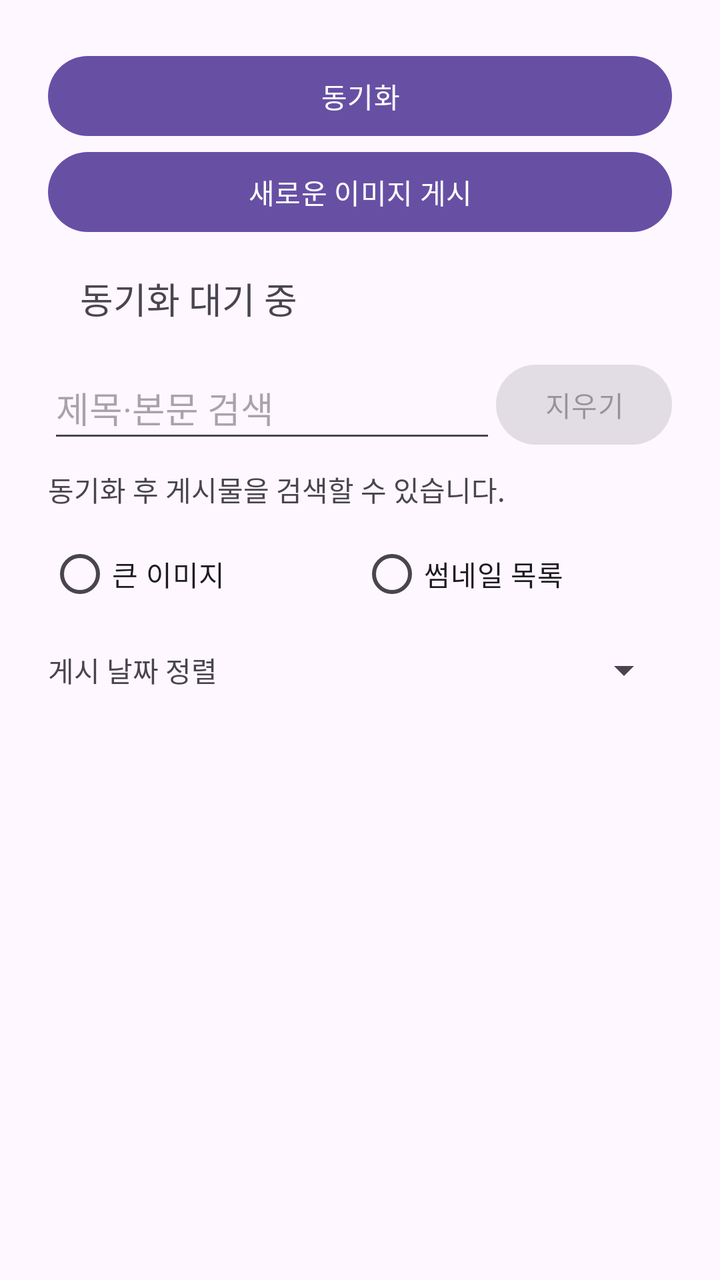
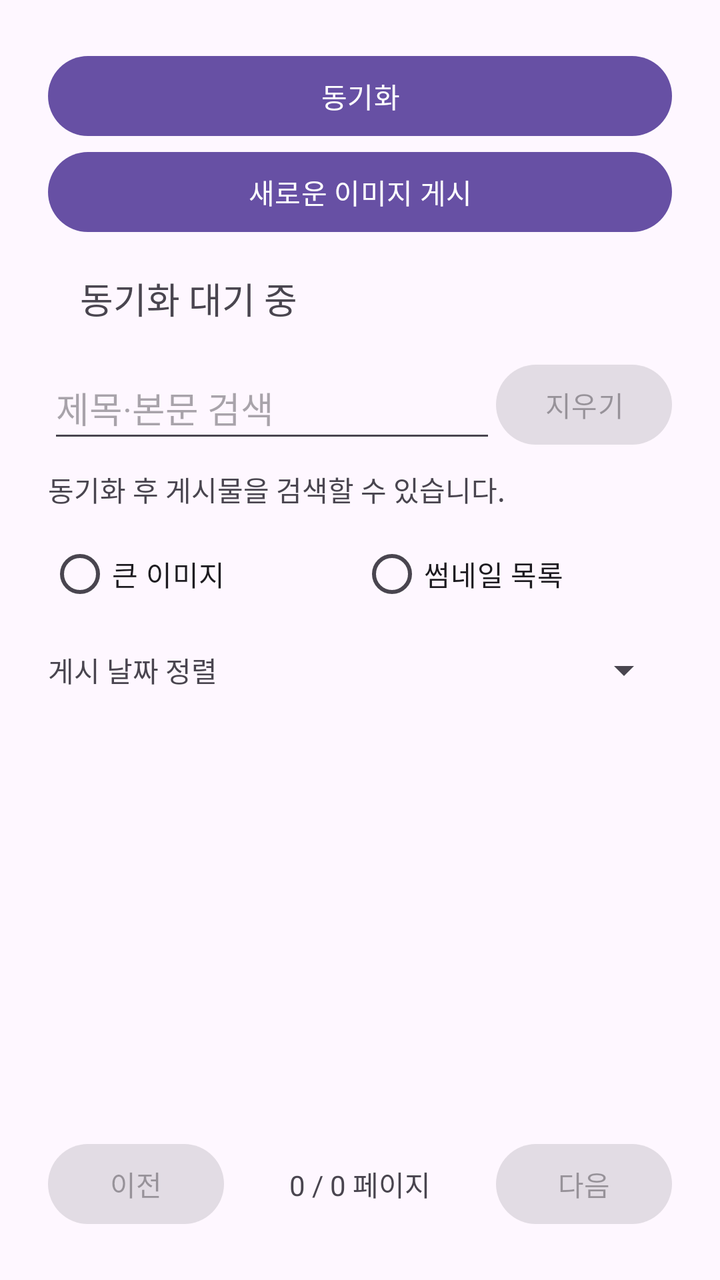

An Android layout rendered at two revisions. The XML below is the earlier revision; the diff shows what the commit changed to produce the second picture.
<!-- AndroidManifest.xml: application theme Theme.PhotoViewer -->
<!-- res/layout/activity_main.xml -->
<?xml version="1.0" encoding="utf-8"?>
<LinearLayout xmlns:android="http://schemas.android.com/apk/res/android"
    android:id="@+id/main_root"
    android:layout_width="match_parent"
    android:layout_height="match_parent"
    android:orientation="vertical"
    android:focusableInTouchMode="true"
    android:padding="24dp">

    <Button
        android:id="@+id/btn_load"
        android:layout_width="match_parent"
        android:layout_height="wrap_content"
        android:text="@string/sync" />

    <Button
        android:id="@+id/btn_save"
        android:layout_width="match_parent"
        android:layout_height="wrap_content"
        android:text="@string/upload_open" />

    <TextView
        android:id="@+id/textView"
        android:layout_width="match_parent"
        android:layout_height="wrap_content"
        android:padding="16dp"
        android:text="@string/sync_waiting"
        android:textSize="18sp" />

    <LinearLayout
        android:layout_width="match_parent"
        android:layout_height="wrap_content"
        android:orientation="horizontal"
        android:gravity="center_vertical">

        <EditText
            android:id="@+id/search_input"
            android:layout_width="0dp"
            android:layout_height="wrap_content"
            android:layout_weight="1"
            android:minHeight="48dp"
            android:hint="@string/search_hint"
            android:inputType="text"
            android:imeOptions="actionSearch"
            android:maxLines="1"
            android:maxLength="200" />

        <Button
            android:id="@+id/search_clear"
            android:layout_width="wrap_content"
            android:layout_height="wrap_content"
            android:text="@string/search_clear"
            android:enabled="false" />
    </LinearLayout>

    <TextView
        android:id="@+id/search_summary"
        android:layout_width="match_parent"
        android:layout_height="wrap_content"
        android:paddingTop="8dp"
        android:paddingBottom="8dp"
        android:accessibilityLiveRegion="polite"
        android:text="@string/search_sync_first" />

    <RadioGroup
        android:id="@+id/view_mode_group"
        android:layout_width="match_parent"
        android:layout_height="wrap_content"
        android:orientation="horizontal">

        <RadioButton
            android:id="@+id/view_mode_large"
            android:layout_width="0dp"
            android:layout_height="wrap_content"
            android:layout_weight="1"
            android:minHeight="48dp"
            android:text="@string/view_mode_large" />

        <RadioButton
            android:id="@+id/view_mode_thumbnail"
            android:layout_width="0dp"
            android:layout_height="wrap_content"
            android:layout_weight="1"
            android:minHeight="48dp"
            android:text="@string/view_mode_thumbnail" />
    </RadioGroup>

    <LinearLayout
        android:layout_width="match_parent"
        android:layout_height="wrap_content"
        android:orientation="horizontal"
        android:gravity="center_vertical">
        <TextView
            android:layout_width="wrap_content"
            android:layout_height="wrap_content"
            android:labelFor="@id/sort_order"
            android:text="@string/sort_label" />
        <Spinner
            android:id="@+id/sort_order"
            android:layout_width="0dp"
            android:layout_height="48dp"
            android:layout_weight="1"
            android:spinnerMode="dropdown"
            android:contentDescription="@string/sort_label" />
    </LinearLayout>

    <androidx.recyclerview.widget.RecyclerView
        android:id="@+id/recyclerView"
        android:layout_width="match_parent"
        android:layout_height="0dp"
        android:layout_weight="1"
        android:layout_marginTop="8dp" />

</LinearLayout>
<!-- resources referenced by this layout -->
<resources>
  <string name="search_clear">지우기</string>
  <string name="search_hint">제목·본문 검색</string>
  <string name="search_sync_first">동기화 후 게시물을 검색할 수 있습니다.</string>
  <string name="sort_label">게시 날짜 정렬</string>
  <string name="sync">동기화</string>
  <string name="sync_waiting">동기화 대기 중</string>
  <string name="upload_open">새로운 이미지 게시</string>
  <string name="view_mode_large">큰 이미지</string>
  <string name="view_mode_thumbnail">썸네일 목록</string>
  <style name="Theme.PhotoViewer" parent="Base.Theme.PhotoViewer" />
  <style name="Base.Theme.PhotoViewer" parent="Theme.Material3.DayNight.NoActionBar">
          
          
      </style>
</resources>

<!-- the commit's change to res/layout/activity_main.xml (unified diff, before → after) -->
@@ -111,4 +111,30 @@
         android:layout_weight="1"
         android:layout_marginTop="8dp" />
 
+    <LinearLayout
+        android:layout_width="match_parent"
+        android:layout_height="wrap_content"
+        android:orientation="horizontal"
+        android:gravity="center_vertical">
+        <Button
+            android:id="@+id/page_previous"
+            android:layout_width="wrap_content"
+            android:layout_height="wrap_content"
+            android:text="@string/page_previous"
+            android:enabled="false" />
+        <TextView
+            android:id="@+id/page_indicator"
+            android:layout_width="0dp"
+            android:layout_height="wrap_content"
+            android:layout_weight="1"
+            android:gravity="center"
+            android:accessibilityLiveRegion="polite"
+            android:text="@string/page_empty" />
+        <Button
+            android:id="@+id/page_next"
+            android:layout_width="wrap_content"
+            android:layout_height="wrap_content"
+            android:text="@string/page_next"
+            android:enabled="false" />
+    </LinearLayout>
 </LinearLayout>
<!-- resource entries referenced after the edit -->
@@ -1,5 +1,8 @@
 <!-- resources referenced by this layout -->
 <resources>
+  <string name="page_empty">0 / 0 페이지</string>
+  <string name="page_next">다음</string>
+  <string name="page_previous">이전</string>
   <string name="search_clear">지우기</string>
   <string name="search_hint">제목·본문 검색</string>
   <string name="search_sync_first">동기화 후 게시물을 검색할 수 있습니다.</string>
